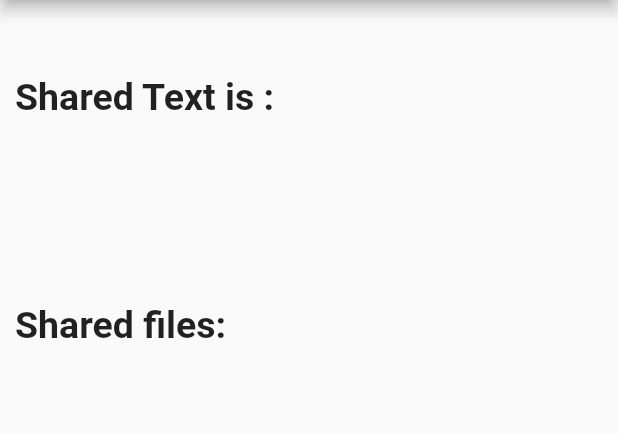
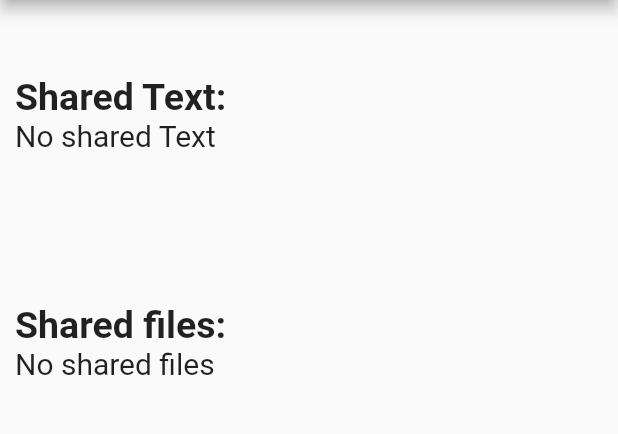
Before and after one commit to frankjmclarke/receive_intent, a Flutter app: the screen it shows after launch, on a phone screen of 412 x 824 dp, the part 84-518 px from its top. Run offline on Flutter 3.47's test engine with Material 2 defaults, Android fonts, the phone set to English and light mode, and no system bars; missing offline and left inert: receive_sharing_intent; statements that could not run were skipped.

Commit message:
Added "No Shared Text"

```diff
--- a/lib/main.dart
+++ b/lib/main.dart
@@ -28,12 +28,11 @@ class MyHomePage extends StatefulWidget {
 }
 
 class _MyHomePageState extends State<MyHomePage> {
-  StreamSubscription? _dataStreamSubscription;
+  StreamSubscription<String>? _textStreamSubscription;
+  StreamSubscription<List<SharedMediaFile>>? _mediaStreamSubscription;
 
   String _sharedText = "";
-
   List<SharedMediaFile>? _sharedFiles;
-
   @override
   Widget build(BuildContext context) {
     return Scaffold(
@@ -48,22 +47,26 @@ class _MyHomePageState extends State<MyHomePage> {
           crossAxisAlignment: CrossAxisAlignment.start,
           children: [
             const Text(
-              "Shared Text is :",
+              "Shared Text:",
               style: TextStyle(fontSize: 25, fontWeight: FontWeight.bold),
             ),
             const SizedBox(
               width: 5,
             ),
-            Text(_sharedText, style: const TextStyle(fontSize: 20)),
+            if (_sharedText!.isNotEmpty)
+              Text(_sharedText, style: const TextStyle(fontSize: 20)),
+            if (_sharedText!.isEmpty)
+              const Text("No shared Text", style: TextStyle(fontSize: 20)),
             const SizedBox(height: 100),
             const Text("Shared files:",
                 style: TextStyle(fontSize: 25, fontWeight: FontWeight.bold)),
             const SizedBox(
               width: 5,
             ),
-            if (_sharedFiles != null)
-              Text(_sharedFiles!.map((f) => f.path).join(",") ?? "",
-                  style: const TextStyle(fontSize: 20)),
+            if (_sharedFiles != null && _sharedFiles!.isNotEmpty)
+              Text(_sharedFiles!.map((f) => f.path).join(", "), style: const TextStyle(fontSize: 20)),
+            if (_sharedFiles == null || _sharedFiles!.isEmpty)
+              const Text("No shared files", style: TextStyle(fontSize: 20)),
           ],
         ),
       ),
@@ -75,12 +78,12 @@ class _MyHomePageState extends State<MyHomePage> {
     super.initState();
 
     //Receive text data when app is running
-    _dataStreamSubscription =
+    _textStreamSubscription =
         ReceiveSharingIntent.getTextStream().listen((String text) {
-      setState(() {
-        _sharedText = text;
-      });
-    });
+          setState(() {
+            _sharedText = text;
+          });
+        });
 
     //Receive text data when app is closed
     ReceiveSharingIntent.getInitialText().then((String? text) {
@@ -92,7 +95,7 @@ class _MyHomePageState extends State<MyHomePage> {
     });
 
     //Receive files when app is running
-    _dataStreamSubscription = ReceiveSharingIntent.getMediaStream()
+    _mediaStreamSubscription = ReceiveSharingIntent.getMediaStream()
         .listen((List<SharedMediaFile> files) {
       setState(() {
         _sharedFiles = files;
@@ -112,6 +115,7 @@ class _MyHomePageState extends State<MyHomePage> {
   @override
   void dispose() {
     super.dispose();
-    _dataStreamSubscription!.cancel();
+    _mediaStreamSubscription!.cancel();
+    _textStreamSubscription!.cancel();
   }
 }
```
Also changed, not shown: 3 other files.
